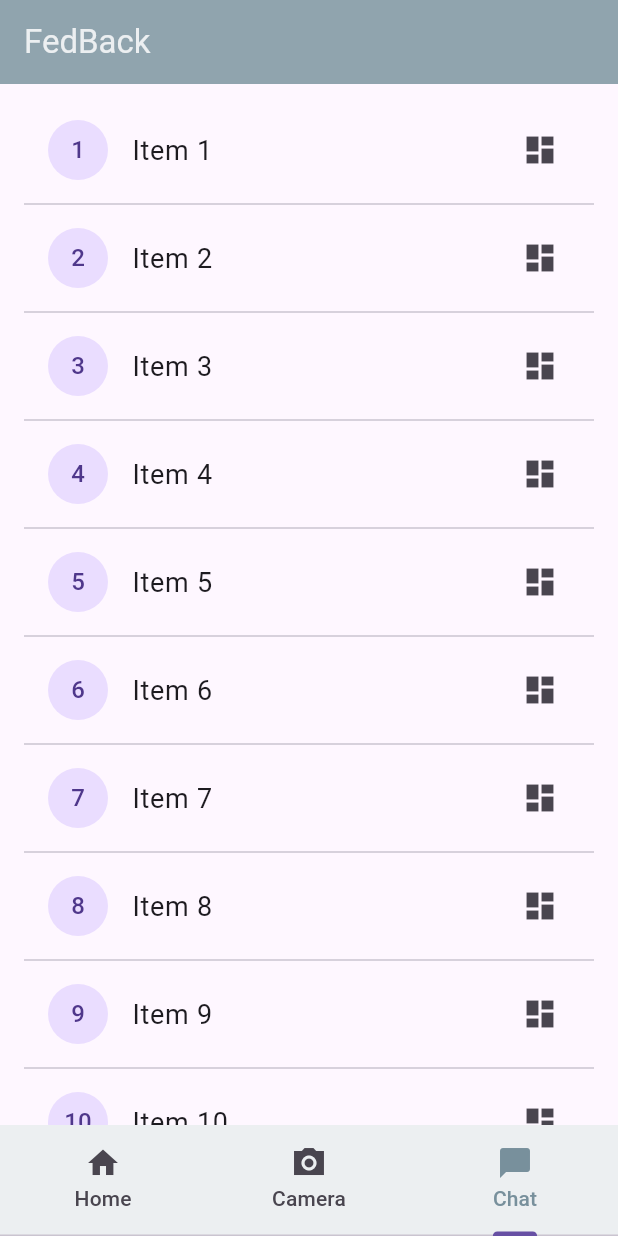
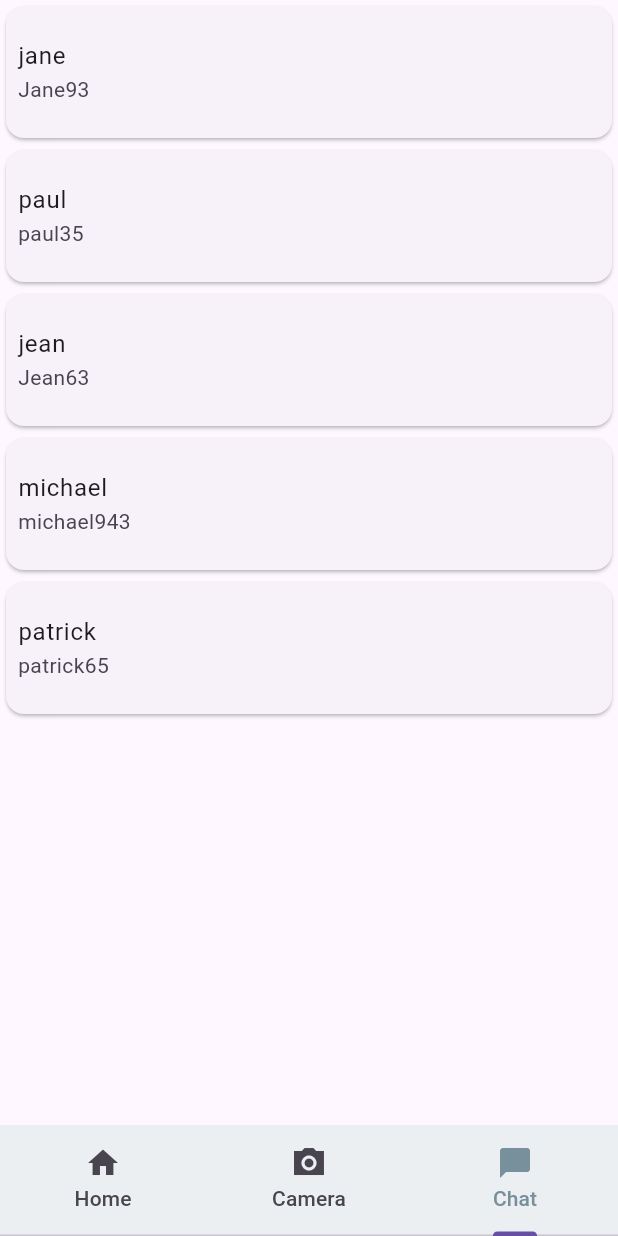
Before and after one commit to NTUMBABU/Projet_PMH, a Flutter app: the screen it shows after launch, item 3 of the bottom bar chosen, on a phone screen of 412 x 824 dp. Run offline on Flutter 3.47's test engine with Material 2 defaults, Android fonts, the phone set to English and light mode, and no system bars; our stand-ins replace camera, flutter_map, latlong2, sqflite; accounts and stored records are empty.

```diff
--- a/lib/app.dart
+++ b/lib/app.dart
@@ -1,7 +1,11 @@
-import 'package:apps/screen/camera.dart';
+import 'dart:ui';
+import 'package:apps/screen/cameraPge.dart';
 import 'package:apps/screen/chate.dart';
 import 'package:flutter/material.dart';
 import 'screen/home.dart';
+
+import 'package:camera/camera.dart';
+
 
 class MyApp extends StatefulWidget {
   const MyApp({super.key});
@@ -14,7 +18,7 @@ class _MyAppState extends State<MyApp> with SingleTickerProviderStateMixin {
 
   late TabController _tabController;
 
-  static const _kTabPages = <Widget>[Home(),Camera(),Chate(),];
+  static const _kTabPages = <Widget>[Home(),CameraPge(),Chate(),];
 
   static const _kTabs = <Tab>[
     Tab(icon: Icon(Icons.home_sharp), text: 'Home',),
--- /dev/null
+++ b/lib/model/user.dart
@@ -0,0 +1,29 @@
+class User{
+
+  late final int id;
+  late final String name;
+  late final String userName;
+
+
+  User({
+    required this.id,
+    required this.name,
+    required this.userName,
+  });
+
+  User.fromMap(Map<String, dynamic> result)
+  :
+  id = result["id"],
+  name = result["name"],
+  userName = result["userName"];
+
+  Map<String, Object> toMap(){
+    return {
+      'id' : id,
+      'name' : name,
+      'userName' : userName,
+    };
+  }
+
+
+}
--- a/lib/screen/chate.dart
+++ b/lib/screen/chate.dart
@@ -1,41 +1,96 @@
 import 'package:flutter/material.dart';
+
+import '../model/user.dart';
+import '../database/database.dart';
 
 class Chate extends StatefulWidget {
   const Chate({super.key});
-
   @override
   State<Chate> createState() => _ChateState();
 }
 
 class _ChateState extends State<Chate> {
+
+  late DataBase handler;
+  Future<int> addUser() async {
+
+    User fi1 = User( id: 1, name : "jane", userName: "Jane93");
+    User fi2 = User(id: 2, name: "paul", userName: "paul35");
+    User fi3 = User(id: 3, name: "jean", userName: "Jean63");
+    User fi4 = User(id: 4, name: "michael", userName: "michael943");
+    User fi5 = User(id: 5, name: "patrick", userName: "patrick65");
+
+    List<User> user = [fi1,fi2,fi3,fi4,fi5];
+
+    return await handler.insertUser(user);
+  }
+
   @override
-  Widget build(BuildContext context) {
+  void initState() {
+    super.initState();
+    handler = DataBase();
+    handler.initializedDB().whenComplete(() async {
+      await addUser();
+      setState(() {});
+    });
+  }
 
-    const numItems = 20;
-    const _biggerFont = TextStyle(fontSize: 18.0);
-
-    Widget _buildRow(int idx){
-      return ListTile(
-        leading: CircleAvatar(child: Text('$idx'),),
-        title: Text('Item $idx', style: _biggerFont),
-        trailing: Icon(Icons.dashboard),
-      );
-    }
-
+  @override
+  Widget build(BuildContext context){
     return Scaffold(
-      appBar: AppBar(
-        title: const Text('FedBack', style: TextStyle(color: Color(0xFFECEFF1))),
-        backgroundColor: const Color(0xFF90A4AE),
-      ),
-      body: ListView.builder(
-        itemCount: numItems * 2,
-        padding: EdgeInsets.all(16.0),
-        itemBuilder: (BuildContext context, int i){
-          if(i.isOdd) return const Divider();
-          final index = i ~/ 2 + 1;
-          return _buildRow(index);
+      body: FutureBuilder(
+        future: handler.retrieveUser(),
+        builder: (BuildContext context, AsyncSnapshot<List<User>> snapshot){
+          if(snapshot.hasData){
+            return ListView.builder(
+              itemCount: snapshot.data?.length,
+              itemBuilder: (BuildContext context, int index) {
+                return Card(
+                  child: ListTile(
+                    contentPadding: const EdgeInsets.all(8.0),
+                    title: Text(snapshot.data![index].name),
+                    subtitle: Text(snapshot.data![index].userName.toString()),
+                  ),
+                );
+              }
+            );
+          }
+          else{
+            return const Center(child: CircularProgressIndicator());
+          }
         },
       )
     );
   }
+
+  // @override
+  // Widget build(BuildContext context) {
+
+  //   const numItems = 20;
+  //   const _biggerFont = TextStyle(fontSize: 18.0);
+
+  //   Widget _buildRow(int idx){
+  //     return ListTile(
+  //       leading: CircleAvatar(child: Text('$idx'),),
+  //       title: Text('Item $idx', style: _biggerFont),
+  //       trailing: Icon(Icons.dashboard),
+  //     );
+  //   }
+
+  //   return Scaffold(
+  //     appBar: AppBar(
+  //       title: const Text('FedBack', style: TextStyle(color: Color(0xFFECEFF1))),
+  //       backgroundColor: const Color(0xFF90A4AE),
+  //     ),
+  //     body: ListView.builder(
+  //       itemCount: numItems * 2,
+  //       padding: EdgeInsets.all(16.0),
+  //       itemBuilder: (BuildContext context, int i){
+  //         if(i.isOdd) return const Divider();
+  //         final index = i ~/ 2 + 1;
+  //         return _buildRow(index);
+  //       },
+  //     )
+  //   );
+  // }
 }
```
Also changed, not shown: assets/labels.txt (added, +61 -0 lines), lib/database/database.dart (added, +48 -0 lines), lib/main.dart (+16 -1 lines), lib/screen/camera.dart (deleted, +0 -15 lines), lib/screen/cameraPge.dart (added, +104 -0 lines), lib/screen/homeScreen/Map.dart (+94 -4 lines), pubspec.yaml (+10 -6 lines), pubspec.lock, 4 other files.
